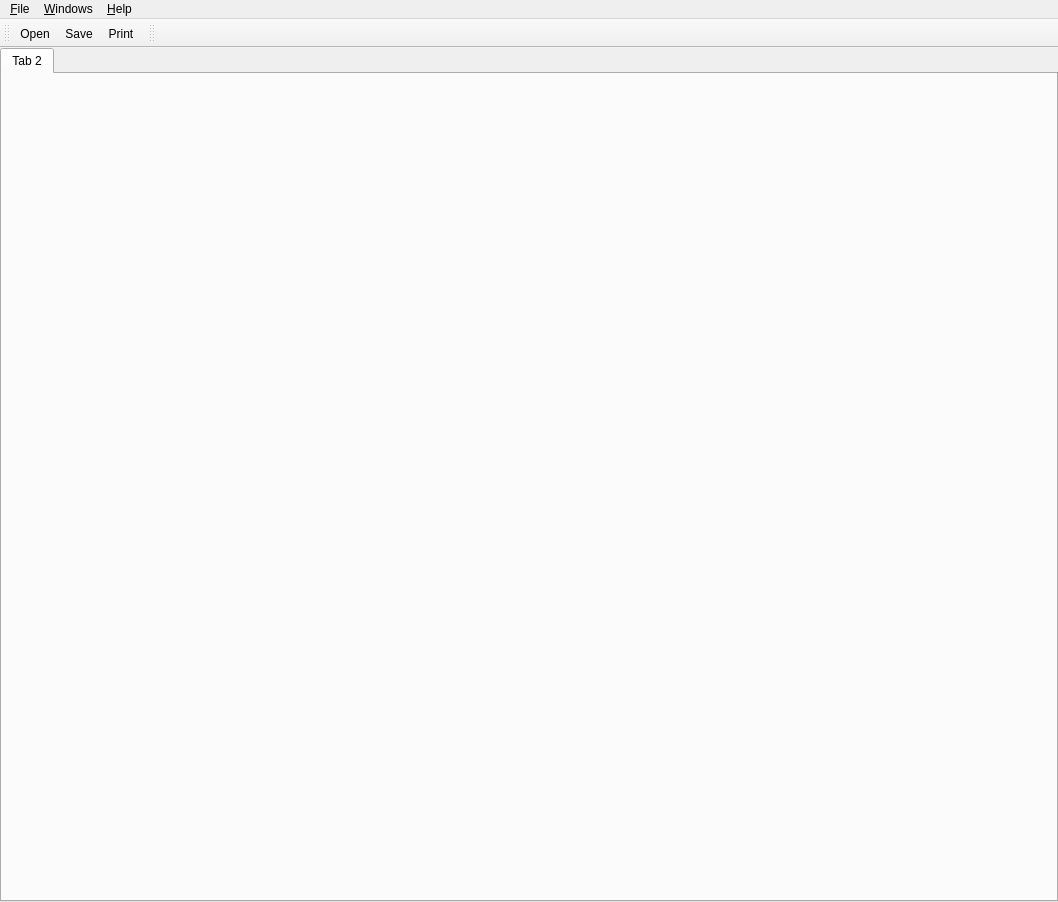
First picture: the form in software/tulip/designer/Tulip.ui, repository vadivelselvaraj/TulipGLImprovement, before the edit.
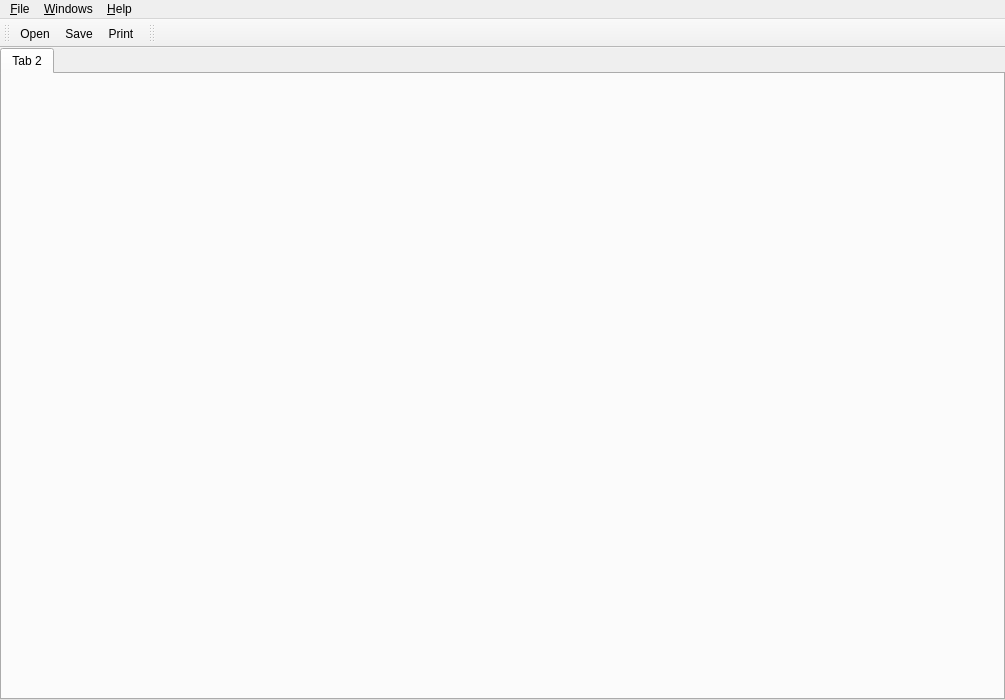
Second picture: the form after the edit. Icons and pictures are not drawn.

Commit message: - bug fix : designer error

Patch:
```diff
--- a/software/tulip/designer/Tulip.ui
+++ b/software/tulip/designer/Tulip.ui
@@ -5,8 +5,8 @@
    <rect>
     <x>0</x>
     <y>0</y>
-    <width>1058</width>
-    <height>902</height>
+    <width>1005</width>
+    <height>700</height>
    </rect>
   </property>
   <property name="windowTitle" >
@@ -65,10 +65,7 @@
     <enum>Qt::Horizontal</enum>
    </property>
    <attribute name="toolBarArea" >
-    <enum>TopToolBarArea</enum>
-   </attribute>
-   <attribute name="toolBarBreak" >
-    <bool>false</bool>
+    <number>4</number>
    </attribute>
   </widget>
   <widget class="QMenuBar" name="menubar" >
@@ -76,7 +73,7 @@
     <rect>
      <x>0</x>
      <y>0</y>
-     <width>1058</width>
+     <width>1005</width>
      <height>25</height>
     </rect>
    </property>
```
Left out of the diff: 35 changed lines with no effect on the pictures.
